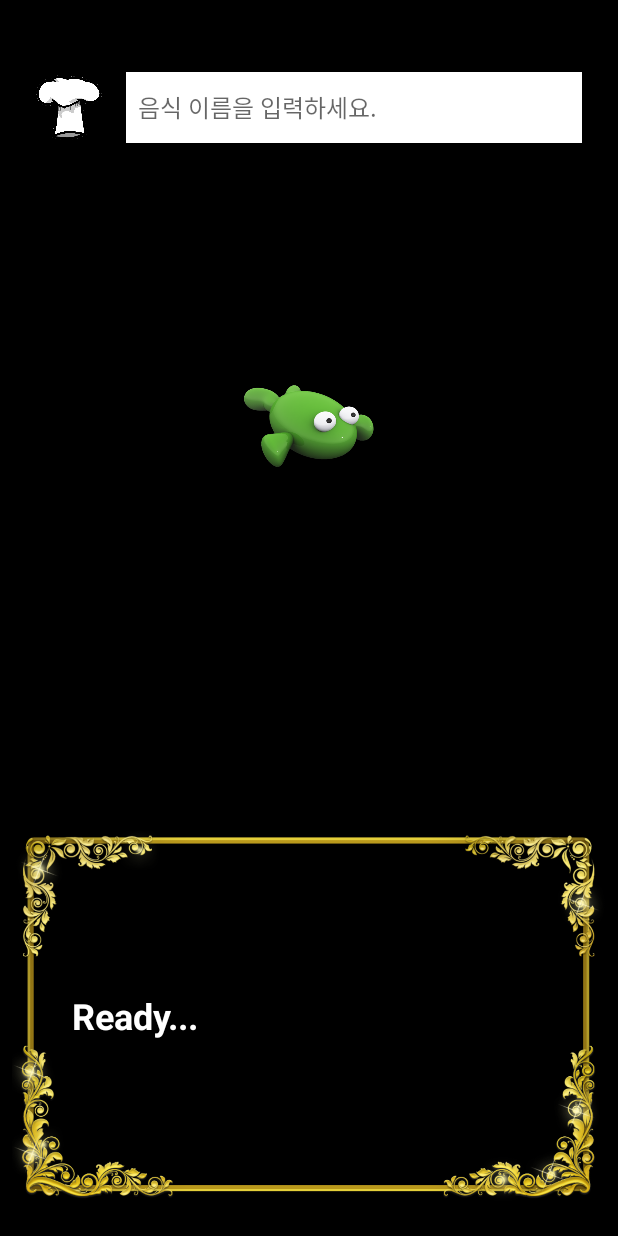
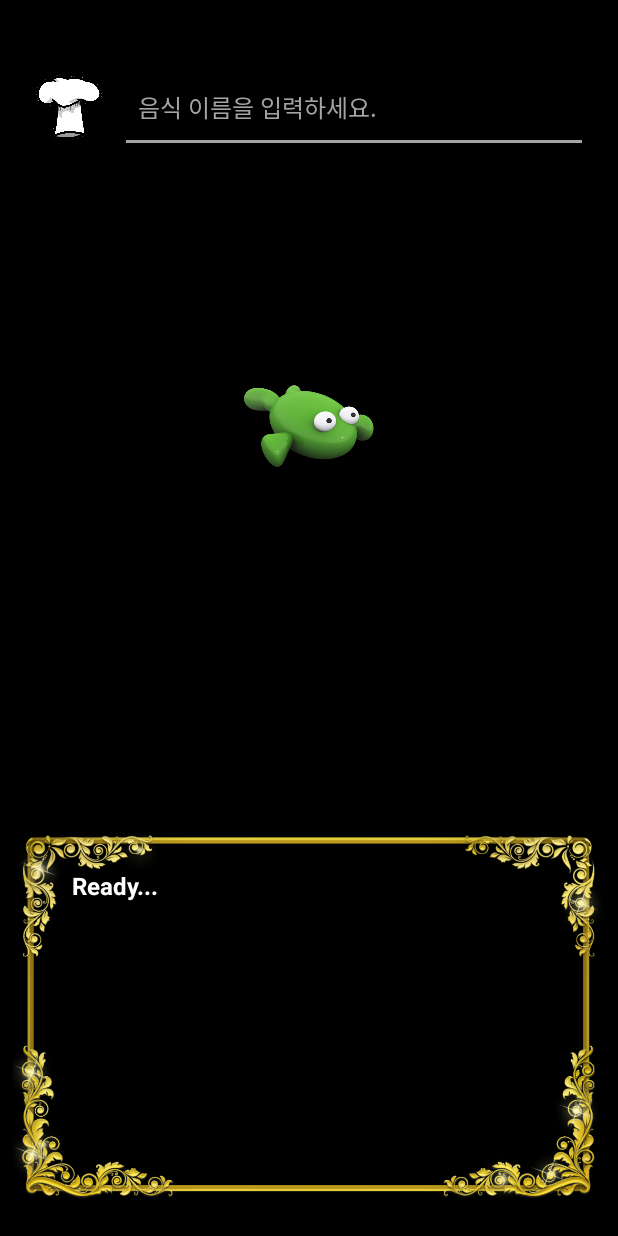
Before and after one commit to hanescargot/PoisonFrog, an Android app: the screen it shows after launch (MainActivity), on a phone screen of 412 x 824 dp. Run offline under Robolectric (Android 15) with nearby library versions, the phone set to English and light mode, and no system bars.

Commit message:
mrhi 2021-07-16

```diff
--- /dev/null
+++ b/app/src/main/res/drawable/border.xml
@@ -0,0 +1,13 @@
+<?xml version="1.0" encoding="utf-8"?>
+<layer-list xmlns:android="http://schemas.android.com/apk/res/android">
+    <item>
+        <shape android:shape="rectangle">
+            <solid android:color="#A8A3A3" />
+        </shape>
+    </item>
+    <item android:bottom="2dp">
+        <shape android:shape="rectangle">
+            <solid android:color="#000000" />
+        </shape>
+    </item>
+</layer-list>
--- a/app/src/main/res/layout/activity_main.xml
+++ b/app/src/main/res/layout/activity_main.xml
@@ -27,38 +27,51 @@
             android:src="@drawable/main_chef_hat"
             android:padding="2dp"
             />
-        <EditText
-            android:id="@+id/food_name_input"
+        <LinearLayout
             android:layout_width="0dp"
             android:layout_weight="8"
             android:layout_height="match_parent"
-            android:textSize="16sp"
-            android:padding="8dp"
-            android:background="@color/white"
-            android:layout_gravity="center"
-            android:textAllCaps="true"
-            android:singleLine="true"
-            android:inputType="textCapCharacters"
-            android:hint="@string/type_food_name"/>
+            android:orientation="vertical">
+            <EditText
+                android:id="@+id/food_name_input"
+                android:layout_width="match_parent"
+                android:layout_height="match_parent"
+                android:textSize="16sp"
+                android:padding="8dp"
+                android:textColor="@color/white"
+                android:layout_gravity="center"
+                android:inputType="text"
+                android:textColorHint="#A8A3A3"
+                android:hint="@string/type_food_name"
+                android:background="@drawable/border"/>
 
+        </LinearLayout>
     </LinearLayout>
 
-    <LinearLayout
+    <FrameLayout
         android:layout_width="match_parent"
         android:layout_height="0dp"
         android:layout_weight="5"
+        android:clickable="true"
+        android:onClick="hideKeyboard"
         android:gravity="center">
         <ImageView
             android:layout_width="100dp"
             android:layout_height="100dp"
             android:src="@drawable/main_frog_jelly"
             android:layout_gravity="center"/>
-    </LinearLayout>
+    </FrameLayout>
 
     <FrameLayout
         android:layout_width="match_parent"
         android:layout_height="0dp"
         android:layout_weight="5">
+
+        <ImageView
+            android:layout_width="match_parent"
+            android:layout_height="match_parent"
+            android:src="@drawable/main_gold_notice"
+            android:layout_gravity="center"/>
 
         <ScrollView
             android:id="@+id/log_scroll"
@@ -74,16 +87,11 @@
                 android:layout_height="wrap_content"
                 android:text="Ready..."
                 android:textColor="@color/white"
-                android:textSize="24sp"
-                android:layout_gravity="center"
+                android:textSize="16sp"
                 android:textStyle="bold"/>
         </ScrollView>
 
-        <ImageView
-            android:layout_width="match_parent"
-            android:layout_height="match_parent"
-            android:src="@drawable/main_gold_notice"
-            android:layout_gravity="center"/>
+
 
     </FrameLayout>
 
```
Also changed, not shown: app/src/main/java/com/pyrion/poison_frog/MainActivity.java (+63 -15 lines).
